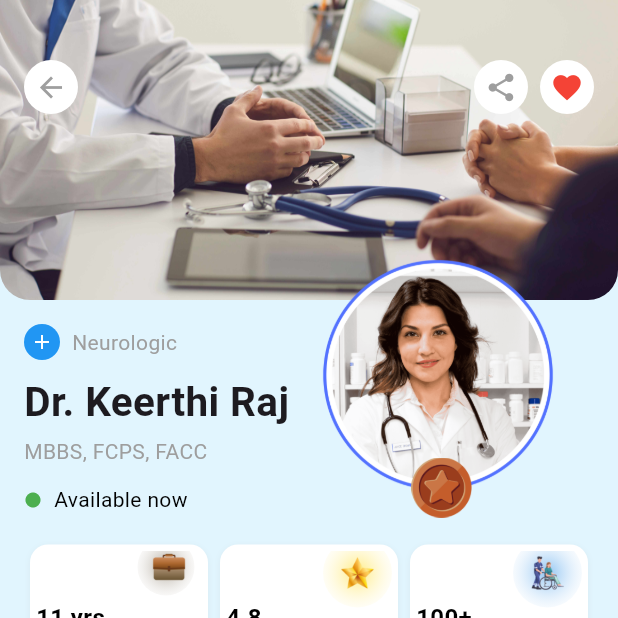
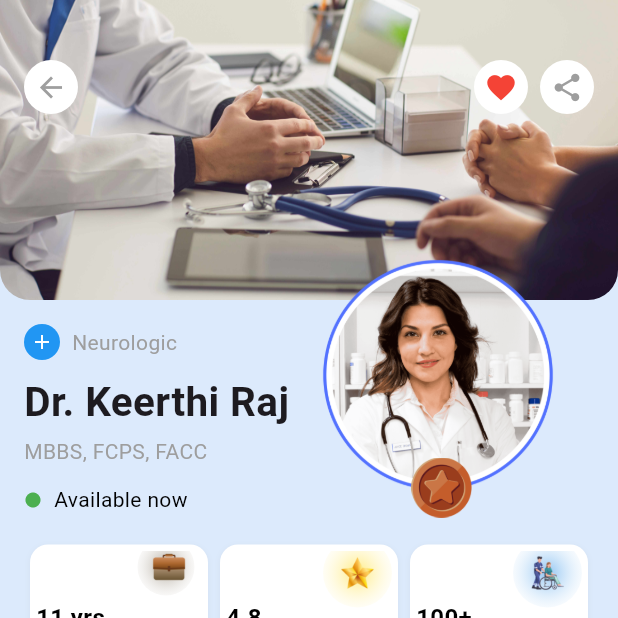
Before and after one commit to P-R-ROHITH/dr_profile, a Flutter app: the screen it shows after launch, after a tap on the "favorite outline" icon, on a phone screen of 412 x 824 dp, the top half of it. Run offline on Flutter 3.47's test engine with Material 3 defaults, Android fonts, the phone set to English and light mode, and no system bars.

Commit message:
ver 0.53 education

```diff
--- a/lib/main.dart
+++ b/lib/main.dart
@@ -17,7 +17,7 @@ class MyApp extends StatelessWidget {
       debugShowCheckedModeBanner: false,
       theme: ThemeData(
         primaryColor: Colors.blue,
-        scaffoldBackgroundColor: Colors.lightBlue[50], // Light blue background
+        scaffoldBackgroundColor: const Color(0xFFDCEAFC), // Light blue background
       ),
       home: const DoctorProfilePage(),
     );
@@ -176,6 +176,7 @@ class _TopSectionState extends State<TopSection> {
             child: Row(
               mainAxisSize: MainAxisSize.min,
               children: [
+                // Favorites button FIRST
                 Container(
                   width: 36, // Reduced size
                   height: 36,
@@ -184,17 +185,22 @@ class _TopSectionState extends State<TopSection> {
                     shape: BoxShape.circle,
                   ),
                   child: IconButton(
-                    icon: const Icon(Icons.share, color: Colors.grey, size: 22), // Optionally reduce icon size
+                    icon: Icon(
+                      isFavorited ? Icons.favorite : Icons.favorite_border,
+                      color: isFavorited ? Colors.red : Colors.grey,
+                      size: 22,
+                    ),
                     onPressed: () {
-                      ScaffoldMessenger.of(context).showSnackBar(
-                        const SnackBar(content: Text('Share button clicked!')),
-                      );
+                      setState(() {
+                        isFavorited = !isFavorited;
+                      });
                     },
                     padding: EdgeInsets.zero,
                     constraints: const BoxConstraints(),
                   ),
                 ),
                 const SizedBox(width: 8),
+                // Share button SECOND
                 Container(
                   width: 36, // Reduced size
                   height: 36,
@@ -203,15 +209,11 @@ class _TopSectionState extends State<TopSection> {
                     shape: BoxShape.circle,
                   ),
                   child: IconButton(
-                    icon: Icon(
-                      isFavorited ? Icons.favorite : Icons.favorite_border,
-                      color: isFavorited ? Colors.red : Colors.grey,
-                      size: 22,
-                    ),
+                    icon: const Icon(Icons.share, color: Colors.grey, size: 22),
                     onPressed: () {
-                      setState(() {
-                        isFavorited = !isFavorited;
-                      });
+                      ScaffoldMessenger.of(context).showSnackBar(
+                        const SnackBar(content: Text('Share button clicked!')),
+                      );
                     },
                     padding: EdgeInsets.zero,
                     constraints: const BoxConstraints(),
@@ -250,7 +252,7 @@ class _DoctorProfilePageState extends State<DoctorProfilePage> {
               children: [
                 // Profile Section
                 Container(
-                  color: Colors.lightBlue[50], // Light blue background for the profile section
+                  color: const Color(0xFFDCEAFC), // Light blue background for the profile section
                   child: Column(
                     children: [
                       Stack(
@@ -343,8 +345,8 @@ class _DoctorProfilePageState extends State<DoctorProfilePage> {
                 ),
                 // Light blue background section
                 Container(
-                  decoration: BoxDecoration(
-                    color: Colors.blue[50],
+                  decoration: const BoxDecoration(
+                    color: Color(0xFFDCEAFC),
                   ),
                   child: Column(
                     children: [
@@ -807,7 +809,7 @@ class _SpecializationsSectionState extends State<SpecializationsSection> {
         ),
         // Specialization Section
         Container(
-          color: Colors.lightBlue[50], // Light blue background for the specialization section
+          color: const Color(0xFFDCEAFC), // Light blue background for the specialization section
           padding: const EdgeInsets.symmetric(horizontal: 16),
           child: Column(
             crossAxisAlignment: CrossAxisAlignment.start,
@@ -926,7 +928,7 @@ class LocationSection extends StatelessWidget {
   @override
   Widget build(BuildContext context) {
     return Container(
-      color: Colors.lightBlue[50], // Light blue background for the location section
+      color: const Color(0xFFDCEAFC), // Light blue background for the location section
       padding: const EdgeInsets.symmetric(horizontal: 16), // Removed vertical padding
       child: Column(
         crossAxisAlignment: CrossAxisAlignment.start,
@@ -999,7 +1001,7 @@ class _ReviewsSectionState extends State<ReviewsSection> {
     final PageController pageController = PageController(viewportFraction: 0.75);
 
     return Container(
-      color: Colors.lightBlue[50], // Light blue background for the review section
+      color: const Color(0xFFDCEAFC), // Light blue background for the review section
       padding: const EdgeInsets.symmetric(horizontal: 16, vertical: 16),
       child: Column(
         crossAxisAlignment: CrossAxisAlignment.start,
@@ -1380,9 +1382,7 @@ class TabContentWidget extends StatelessWidget {
           BoxShadow(
             color: Colors.blue.withAlpha(25), // 0.1 opacity ≈ 25 in alpha (0.1 * 255)
             blurRadius: 10,
-            offset: const Offset(0, -5),
-          ),
-        ],
+       ) ],
         borderRadius: const BorderRadius.only(
           topLeft: Radius.circular(24),
           topRight: Radius.circular(24),
@@ -1798,8 +1798,8 @@ class JobListingCard extends StatelessWidget {
           crossAxisAlignment: CrossAxisAlignment.start,
           children: [
             Container(
-              width: 60,
-              height: 60,
+              width: 120, // Increased from 60 to 80
+              height: 120, // Increased from 60 to 80
               decoration: BoxDecoration(
                 borderRadius: BorderRadius.circular(8),
                 image: DecorationImage(
```
